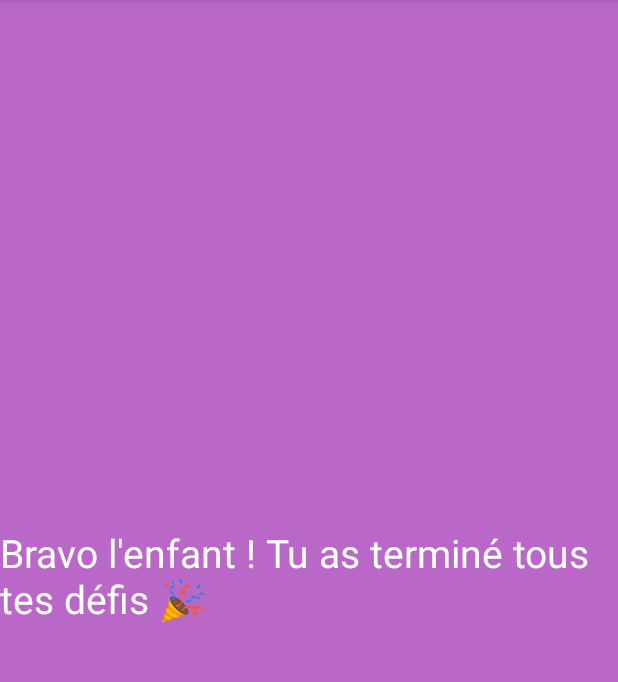
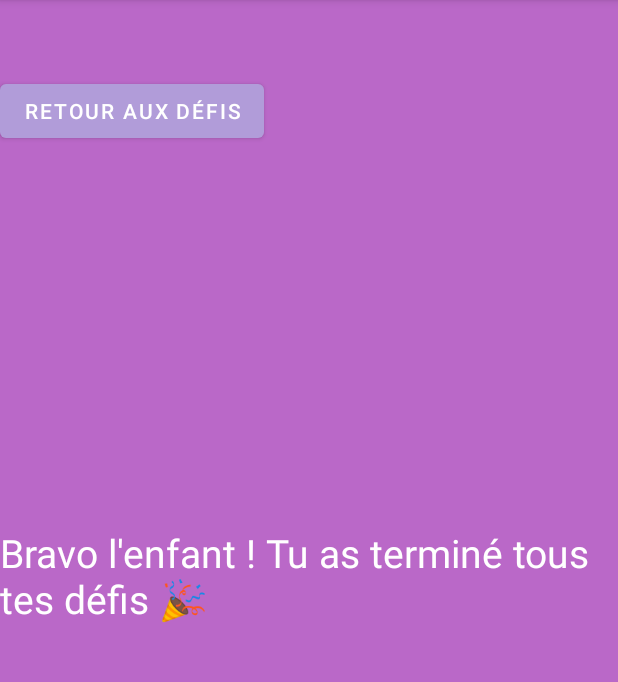
Before and after one commit to mickablondo/mission-defis, an Android app: the RewardActivity screen opened directly, with no data from a screen before it, on a phone screen of 412 x 824 dp, the part 84-766 px from its top. Run offline under Robolectric (Android 15) with nearby library versions, the phone set to English and light mode, and no system bars.

Commit message:
feat: reward to challenges (#1)

```diff
--- a/app/src/main/java/dev/mickablondo/missiondefis/RewardActivity.kt
+++ b/app/src/main/java/dev/mickablondo/missiondefis/RewardActivity.kt
@@ -6,6 +6,7 @@ import android.os.Bundle
 import android.view.MenuItem
 import androidx.appcompat.app.AppCompatActivity
 import dev.mickablondo.missiondefis.databinding.ActivityRewardBinding
+import dev.mickablondo.missiondefis.ui.ChildChallengesActivity
 
 class RewardActivity : AppCompatActivity() {
     private lateinit var binding: ActivityRewardBinding
@@ -18,12 +19,22 @@ class RewardActivity : AppCompatActivity() {
         supportActionBar?.setDisplayHomeAsUpEnabled(true)
 
         val childName = intent.getStringExtra("childName") ?: "l'enfant"
+        val childId = intent.getIntExtra("childId", -1)
         binding.textView.text = getString(R.string.reward_message, childName)
+
+        binding.buttonBackToChallenges.setOnClickListener {
+            val intent = Intent(this, ChildChallengesActivity::class.java)
+            intent.putExtra("childId", childId)
+            intent.putExtra("childName", childName)
+            startActivity(intent)
+            finish()
+        }
     }
 
     companion object {
-        fun start(context: Context, childName: String) {
+        fun start(context: Context, childId: Int, childName: String) {
             val intent = Intent(context, RewardActivity::class.java)
+            intent.putExtra("childId", childId)
             intent.putExtra("childName", childName)
             context.startActivity(intent)
         }
--- a/app/src/main/res/layout/activity_reward.xml
+++ b/app/src/main/res/layout/activity_reward.xml
@@ -12,4 +12,11 @@
         android:textColor="@android:color/white"
         android:layout_width="wrap_content"
         android:layout_height="wrap_content"/>
+
+    <Button
+        android:id="@+id/buttonBackToChallenges"
+        android:layout_marginTop="50dp"
+        android:layout_width="wrap_content"
+        android:layout_height="wrap_content"
+        android:text="Retour aux défis" />
 </FrameLayout>
```
Also changed, not shown: app/src/main/java/dev/mickablondo/missiondefis/ui/ChildChallengesActivity.kt (+13 -5 lines), app/src/main/res/layout/activity_child_challenges.xml (+31 -5 lines).
